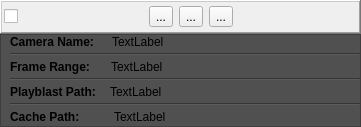
First picture: the form in ui/item.ui, repository iceanimations/shot_subm_use_multishot, before the edit.
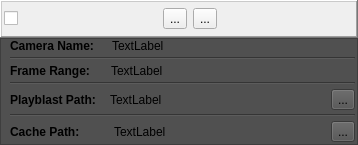
Second picture: the form after the edit.

Commit message: open location feature added for cache path

What changed in the file:
```diff
--- a/ui/item.ui
+++ b/ui/item.ui
@@ -6,8 +6,8 @@
    <rect>
     <x>0</x>
     <y>0</y>
-    <width>361</width>
-    <height>127</height>
+    <width>358</width>
+    <height>145</height>
    </rect>
   </property>
   <property name="windowTitle">
@@ -111,16 +111,6 @@
         </property>
        </widget>
       </item>
-      <item>
-       <widget class="QToolButton" name="browseButton">
-        <property name="toolTip">
-         <string>Open shot location</string>
-        </property>
-        <property name="text">
-         <string>...</string>
-        </property>
-       </widget>
-      </item>
       <item>
        <widget class="QLabel" name="iconLabel">
         <property name="minimumSize">
@@ -157,6 +147,9 @@
         <property name="leftMargin">
          <number>9</number>
         </property>
+        <property name="rightMargin">
+         <number>2</number>
+        </property>
         <property name="bottomMargin">
          <number>2</number>
         </property>
@@ -280,6 +273,16 @@
             </property>
            </widget>
           </item>
+          <item>
+           <widget class="QToolButton" name="browseButton">
+            <property name="toolTip">
+             <string>Open shot location</string>
+            </property>
+            <property name="text">
+             <string>...</string>
+            </property>
+           </widget>
+          </item>
          </layout>
         </item>
         <item>
@@ -320,6 +323,13 @@
             </property>
            </widget>
           </item>
+          <item>
+           <widget class="QToolButton" name="browseButton2">
+            <property name="text">
+             <string>...</string>
+            </property>
+           </widget>
+          </item>
          </layout>
         </item>
        </layout>
```
The commit also changes 1 other file.
